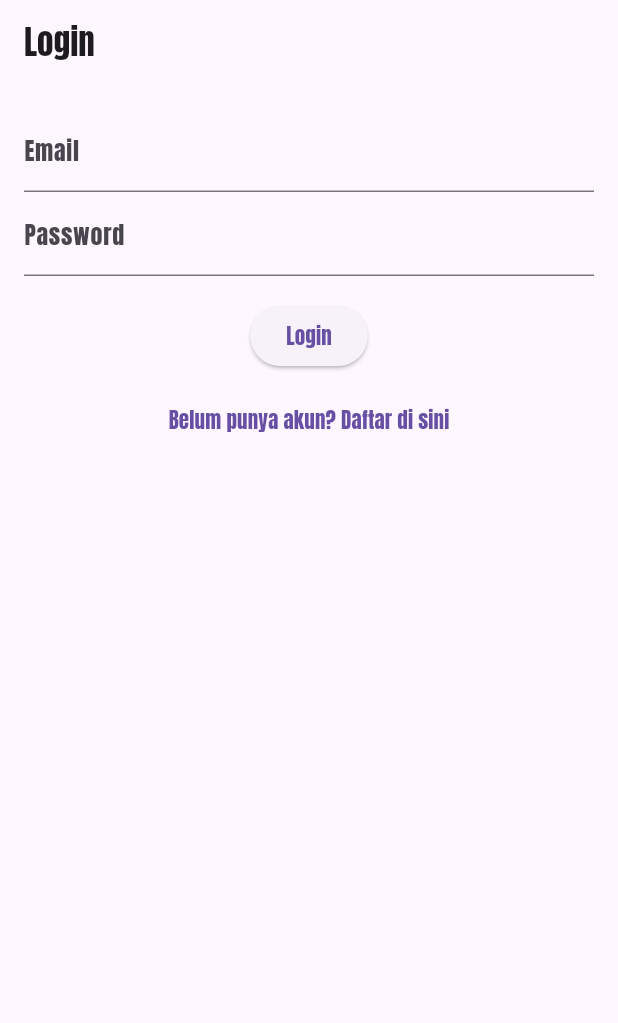
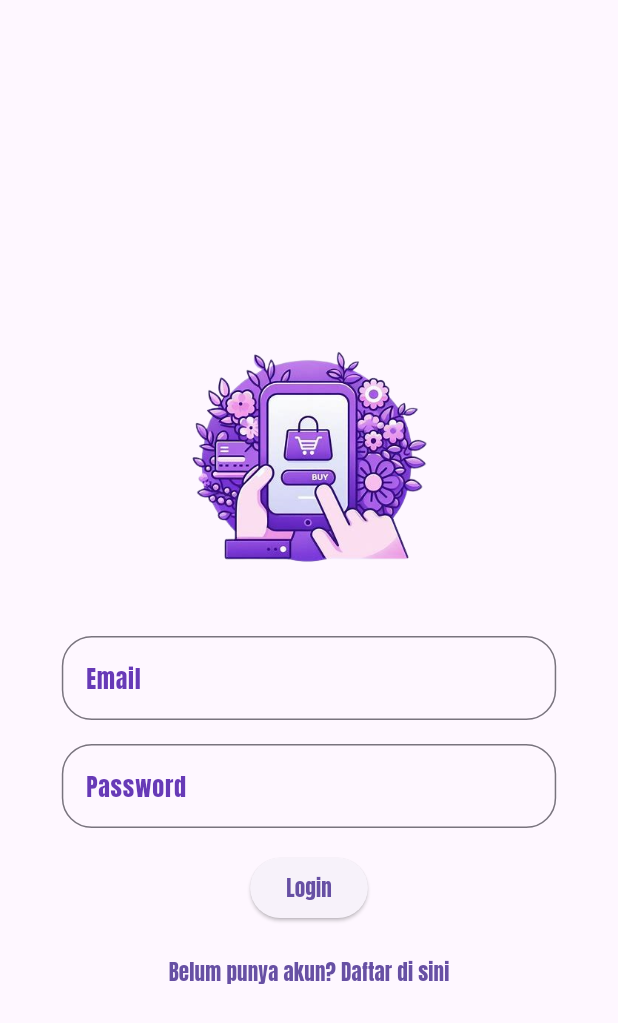
Before and after one commit to MYusufRahmana/AppTradeTrove, a Flutter app: the screen it shows after launch, on a phone screen of 412 x 824 dp. Shown: the top 1023 px of the screen. Run offline on Flutter 3.47's test engine with Material 3 defaults, Android fonts, the phone set to English and light mode, and no system bars; our stand-ins replace animated_text_kit, firebase_auth, firebase_core; accounts and stored records are empty.

Commit message:
Tahap 1 : Fix Ui Login

```diff
--- a/lib/authentication/login_screen.dart
+++ b/lib/authentication/login_screen.dart
@@ -18,20 +18,47 @@ class _LoginScreenState extends State<LoginScreen> {
   Widget build(BuildContext context) {
     return Scaffold(
       appBar: AppBar(
-        title: const Text('Login'),
+        title: const Text(''),
       ),
-      body: Padding(
+      body: Center(
+        child: Padding(
           padding: const EdgeInsets.all(16.0),
           child: Column(
+            mainAxisAlignment: MainAxisAlignment.center,
             children: [
-            TextField(
+              Image.asset(
+                'assets/images/logoTt.png', // Ganti dengan path gambar logo Anda
+                width: 200, // Sesuaikan lebar logo
+                height: 200, // Sesuaikan tinggi logo
+              ),
+              const SizedBox(height: 16.0),
+              Container( // Bar input email
+                width: MediaQuery.of(context).size.width * 0.8, // Lebar 80% dari lebar layar
+                child: TextField(
                   controller: _emailController,
-              decoration: const InputDecoration(labelText: 'Email'),
+                  decoration: InputDecoration(
+                    labelText: 'Email',
+                     labelStyle: TextStyle(color: Colors.deepPurple[500]), // Warna teks label email
+                    border: OutlineInputBorder(
+                      borderRadius: BorderRadius.all(Radius.circular(20.0)), // Membuat border oval
                     ),
-            TextField(
+                  ),
+                ),
+              ),
+              const SizedBox(height: 16.0),
+              Container( // Bar input password
+                width: MediaQuery.of(context).size.width * 0.8, // Lebar 80% dari lebar layar
+                child: TextField(
                   controller: _passwordController,
                   obscureText: true,
-              decoration: const InputDecoration(labelText: 'Password'),
+                  decoration: InputDecoration(
+                    labelText: 'Password',
+                    labelStyle: TextStyle(color: Colors.deepPurple[500]), // Warna teks label password
+                    border: OutlineInputBorder(
+                      borderRadius: BorderRadius.all(Radius.circular(20.0)), // Membuat border oval
+                    ),
+                  ),
+                ),
               ),
               const SizedBox(height: 16.0),
               ElevatedButton(
@@ -49,6 +76,7 @@ class _LoginScreenState extends State<LoginScreen> {
                 },
               )
             ],
+          ),
         ),
       ),
     );
```
Lines whose indentation alone changed are shown as unchanged.
